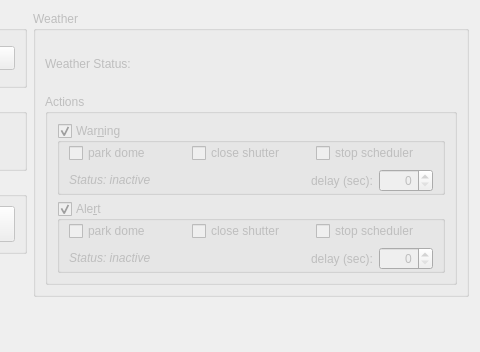
Before: the Qt Designer form kstars/ekos/observatory/observatory.ui in sterne-jaeger/kstars, drawn with Qt 5; both pictures show x 424 to 904 and y 0 to 352 of the 904 by 536 pixel window.
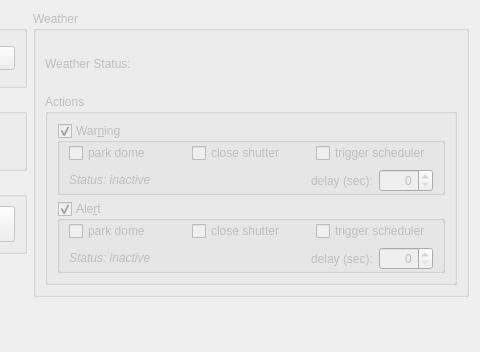
After: the same form once the commit is applied.

The edit to the form file:
```diff
--- a/kstars/ekos/observatory/observatory.ui
+++ b/kstars/ekos/observatory/observatory.ui
@@ -383,7 +383,7 @@
             <item row="0" column="2">
              <widget class="QCheckBox" name="weatherWarningSchedulerCB">
               <property name="text">
-               <string>stop scheduler</string>
+               <string>trigger scheduler</string>
               </property>
              </widget>
             </item>
@@ -466,7 +466,7 @@
             <item row="0" column="2">
              <widget class="QCheckBox" name="weatherAlertSchedulerCB">
               <property name="text">
-               <string>stop scheduler</string>
+               <string>trigger scheduler</string>
               </property>
              </widget>
             </item>
```
